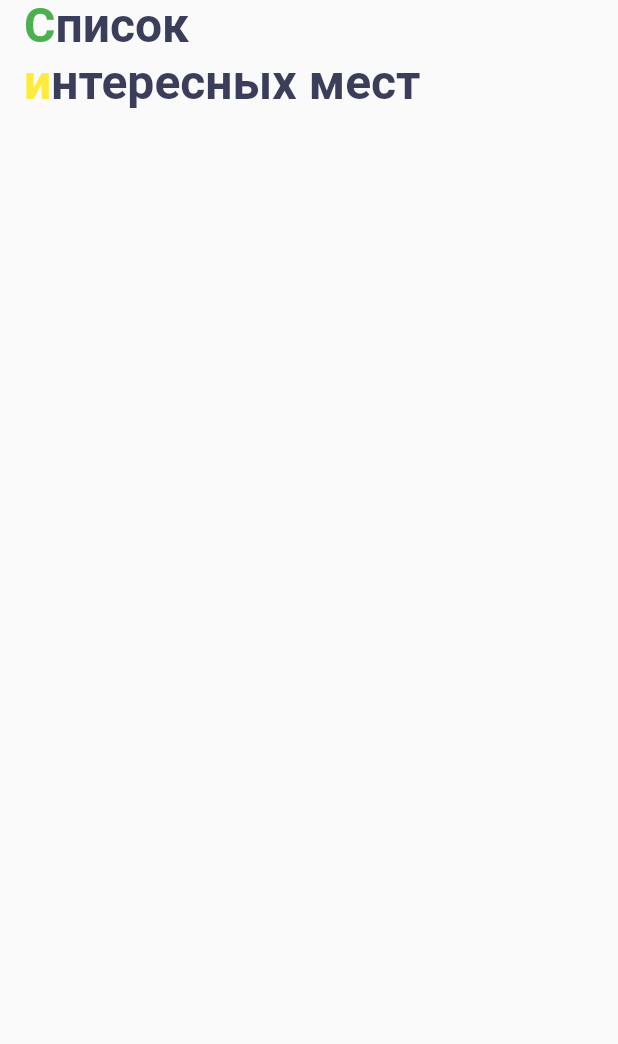
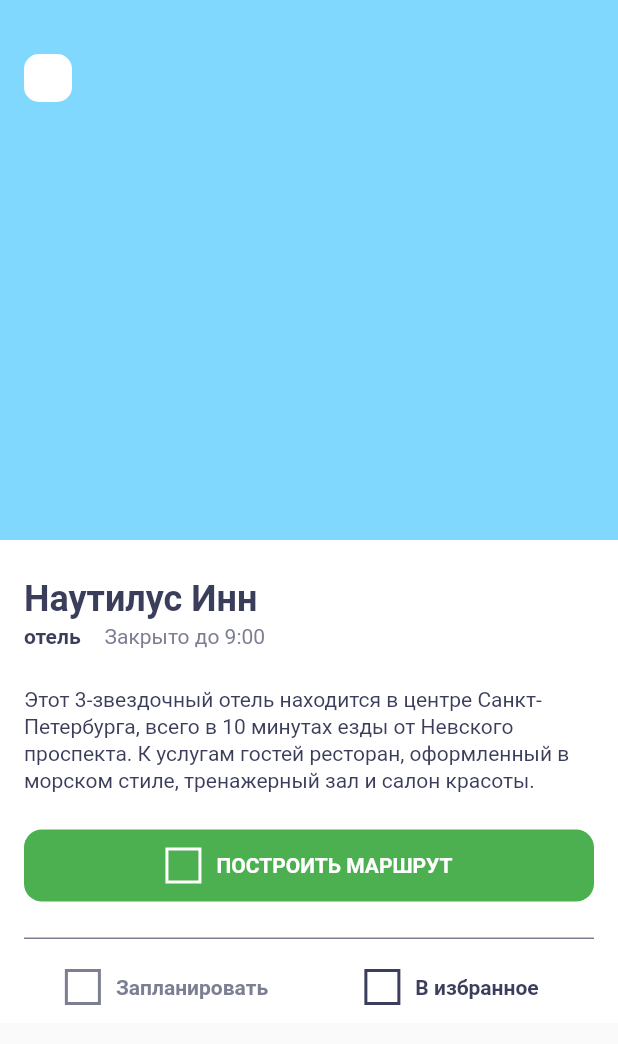
Before and after one commit to aterebov/surf-flutter-course-terebov, a Flutter app: the screen it shows after launch, on a phone screen of 412 x 824 dp. Shown: the top 1044 px of the screen. Run offline on Flutter 3.47's test engine with Material 2 defaults, Android fonts, the phone set to English and light mode, and no system bars.

Commit message:
Add mosks data, sight card, list, detail

```diff
--- a/places/lib/domain/sight.dart
+++ b/places/lib/domain/sight.dart
@@ -1,11 +1,18 @@
 // Sight - модель данных
 class Sight {
-  String name;
-  double lat; // широта
-  double lon; // долгота
-  String url;
-  String detail;
-  String type;
+  final String name;
+  final double lat; // Широта
+  final double lon; // Долгота
+  final String url;
+  final String detail;
+  final String type; // Пока просто String
 
-  Sight(this.name, this.lat, this.lon, this.url, this.detail, this.type);
+  Sight({
+    this.name,
+    this.lat,
+    this.lon,
+    this.url,
+    this.detail,
+    this.type,
+  });
 }
--- a/places/lib/main.dart
+++ b/places/lib/main.dart
@@ -1,4 +1,6 @@
 import 'package:flutter/material.dart';
+import 'package:places/mocks.dart';
+import 'package:places/ui/screen/sight_detail.dart';
 import 'package:places/ui/screen/sight_list_screen.dart';
 
 void main() {
@@ -10,7 +12,7 @@ class App extends StatelessWidget {
   Widget build(BuildContext context) {
     return MaterialApp(
       title: 'App title',
-      home: SightListScreen(),
+      home: SightDetail(sight: mocks[1]), // SightListScreen(),
     );
   }
 }
--- a/places/lib/mocks.dart
+++ b/places/lib/mocks.dart
@@ -3,35 +3,39 @@ import 'package:places/domain/sight.dart';
 // Заглушка с тестовыми данными
 final List mocks = [
   Sight(
-    'Пряности и радости',
-    59.958406,
-    30.321156,
-    'https://ginza.ru/spb',
-    'На двух этажах «Пряностей» нарядно и по-домашнему. Уютно и тепло во всех залах: и в крытой мансарде среди разноцветных стульев под вьющейся зеленью, и в каминном зале, где от пола до потолка шкафы ломятся от вина, и в большом зале, где в канареечных горшках расселись фикусы, а в нишах поместились важные синие попугаи.',
-    'ресторан',
+    name: 'Пряности и радости',
+    lat: 59.958406,
+    lon: 30.321156,
+    url: 'https://ginza.ru/spb',
+    detail:
+        'На двух этажах «Пряностей» нарядно и по-домашнему. Уютно и тепло во всех залах: и в крытой мансарде среди разноцветных стульев под вьющейся зеленью, и в каминном зале, где от пола до потолка шкафы ломятся от вина, и в большом зале, где в канареечных горшках расселись фикусы, а в нишах поместились важные синие попугаи.',
+    type: 'ресторан',
   ),
   Sight(
-    'Наутилус Инн',
-    59.922061,
-    30.416886,
-    'https://www.nautilus-inn.ru/',
-    'Этот 3-звездочный отель находится в центре Санкт-Петербурга, всего в 10 минутах езды от Невского проспекта. К услугам гостей ресторан, оформленный в морском стиле, тренажерный зал и салон красоты.',
-    'отель',
+    name: 'Наутилус Инн',
+    lat: 59.922061,
+    lon: 30.416886,
+    url: 'https://www.nautilus-inn.ru/',
+    detail:
+        'Этот 3-звездочный отель находится в центре Санкт-Петербурга, всего в 10 минутах езды от Невского проспекта. К услугам гостей ресторан, оформленный в морском стиле, тренажерный зал и салон красоты.',
+    type: 'отель',
   ),
   Sight(
-    'Музей железных дорог России',
-    59.905666,
-    30.297802,
-    'https://rzd-museum.ru/',
-    'Наш музейный комплекс — главный железнодорожный музей России и один из крупнейших музеев железных дорог в мире. Торжественное открытие, приуроченное к 180-летию железных дорог России, состоялось 30 октября 2017 года.',
-    'музей',
+    name: 'Музей железных дорог России',
+    lat: 59.905666,
+    lon: 30.297802,
+    url: 'https://rzd-museum.ru/',
+    detail:
+        'Наш музейный комплекс — главный железнодорожный музей России и один из крупнейших музеев железных дорог в мире. Торжественное открытие, приуроченное к 180-летию железных дорог России, состоялось 30 октября 2017 года.',
+    type: 'музей',
   ),
   Sight(
-    'Летний сад',
-    59.950482,
-    30.348966,
-    'https://rusmuseum.ru/summer-garden/',
-    'Летний сад — любимое детище Петра I, жемчужина в парковом ожерелье Петербурга.',
-    'особое место',
+    name: 'Летний сад',
+    lat: 59.950482,
+    lon: 30.348966,
+    url: 'https://rusmuseum.ru/summer-garden/',
+    detail:
+        'Летний сад — любимое детище Петра I, жемчужина в парковом ожерелье Петербурга.',
+    type: 'особое место',
   ),
 ];
--- a/places/lib/ui/res/text_styles.dart
+++ b/places/lib/ui/res/text_styles.dart
@@ -1,3 +1,4 @@
+import 'package:flutter/material.dart';
 import 'package:flutter/painting.dart';
 
 /// Стили текстов
@@ -9,3 +10,59 @@ TextStyle _text = const TextStyle(
 //Bold
     textBold = _text.copyWith(fontWeight: FontWeight.w700),
     textBold32 = textBold.copyWith(fontSize: 32.0);
+
+const textSightCardName = TextStyle(
+  fontStyle: FontStyle.normal,
+  color: Color(0xFF3B3E5B),
+  fontWeight: FontWeight.w500,
+  fontSize: 16,
+  height: 20.0 / 16.0,
+);
+
+const textSightCardType = TextStyle(
+  fontStyle: FontStyle.normal,
+  color: Colors.white,
+  fontWeight: FontWeight.w700,
+  fontSize: 14,
+  height: 18.0 / 14.0,
+);
+
+const textSightCardDetail = TextStyle(
+  fontStyle: FontStyle.normal,
+  color: Color(0xFF7C7E92),
+  fontWeight: FontWeight.w400,
+  fontSize: 14,
+  height: 18.0 / 14.0,
+);
+
+const textSightDetailName = TextStyle(
+  fontStyle: FontStyle.normal,
+  color: Color(0xFF3B3E5B),
+  fontWeight: FontWeight.w700,
+  fontSize: 24,
+  height: 28.8 / 24.0,
+);
+
+const textSightDetailType = TextStyle(
+  fontStyle: FontStyle.normal,
+  color: Color(0xFF3B3E5B),
+  fontWeight: FontWeight.w700,
+  fontSize: 14,
+  height: 18.0 / 14.0,
+);
+
+const textSightDetailWorktime = TextStyle(
+  fontStyle: FontStyle.normal,
+  color: Color(0xFF7C7E92),
+  fontWeight: FontWeight.w400,
+  fontSize: 14,
+  height: 18.0 / 14.0,
+);
+
+const textSightDetailDetail = TextStyle(
+  fontStyle: FontStyle.normal,
+  color: Color(0xFF3B3E5B),
+  fontWeight: FontWeight.w400,
+  fontSize: 14,
+  height: 18.0 / 14.0,
+);
--- /dev/null
+++ b/places/lib/ui/screen/sight_detail.dart
@@ -0,0 +1,232 @@
+import 'package:flutter/material.dart';
+import 'package:places/domain/sight.dart';
+import 'package:places/ui/res/text_styles.dart';
+
+class SightDetail extends StatelessWidget {
+  final Sight sight;
+
+  SightDetail({this.sight});
+
+  @override
+  Widget build(BuildContext context) {
+    return Scaffold(
+      body: SingleChildScrollView(
+        child: Container(
+          color: Colors.white,
+          child: Column(
+            children: [
+              Stack(
+                children: [
+                  Container(
+                    height: 360,
+                    color: Colors.lightBlueAccent[100],
+                  ),
+                  Positioned(
+                    left: 16,
+                    top: 36,
+                    child: Container(
+                      width: 32,
+                      height: 32,
+                      decoration: BoxDecoration(
+                        color: Colors.white,
+                        borderRadius: BorderRadius.circular(10.0),
+                      ),
+                    ),
+                  ),
+                ],
+              ),
+              Padding(
+                padding: const EdgeInsets.fromLTRB(16, 24, 16, 0),
+                child: Column(
+                  children: [
+                    Container(
+                      child: Column(
+                        crossAxisAlignment: CrossAxisAlignment.start,
+                        children: [
+                          Text(
+                            sight.name,
+                            style: textSightDetailName,
+                          ),
+                          Container(
+                            height: 2,
+                          ),
+                          Row(
+                            children: [
+                              Text(
+                                sight.type,
+                                style: textSightDetailType,
+                              ),
+                              Container(width: 16),
+                              // Заглушка - пока непонятно как получать эти данные - может дальше будет в курсе
+                              // временно - поэтому не унесено в текстовые константы
+                              Text(
+                                "Закрыто до 9:00",
+                                style: textSightDetailWorktime,
+                              ),
+                            ],
+                          ),
+                        ],
+                      ),
+                    ),
+                    Container(
+                      margin: const EdgeInsets.only(top: 24.0),
+                      child: Text(
+                        sight.detail,
+                        style: textSightDetailDetail,
+                      ),
+                    ),
+                    Container(
+                      margin: const EdgeInsets.only(top: 24.0),
+                      child: TempButtonBuildRoute(),
+                    ),
+                    Container(
+                      height: 1,
+                      margin: const EdgeInsets.only(top: 24.0),
+                      color: Color(0xFF7C7E92),
+                    ),
+                    Container(
+                      height: 48,
+                      margin: const EdgeInsets.only(top: 8.0),
+                      child: Row(
+                        children: [
+                          Expanded(
+                            child: TempButtonPlan(),
+                          ),
+                          Expanded(
+                            child: TempButtonAddFavorites(),
+                          ),
+                        ],
+                      ),
+                    ),
+                  ],
+                ),
+              ),
+            ],
+          ),
+        ),
+      ),
+    );
+  }
+}
+
+// Заглушка кнопки Построить маршрут
+// временно - поэтому текстовые строки и стили не вынесены в отдельные файлы
+class TempButtonBuildRoute extends StatelessWidget {
+  const TempButtonBuildRoute({Key key}) : super(key: key);
+
+  @override
+  Widget build(BuildContext context) {
+    return Container(
+      height: 48,
+      decoration: BoxDecoration(
+        color: Color(0xFF4CAF50),
+        borderRadius: BorderRadius.circular(12.0),
+      ),
+      child: Row(
+        mainAxisAlignment: MainAxisAlignment.center,
+        children: [
+          Container(
+            width: 24,
+            height: 24,
+            decoration: BoxDecoration(
+              border: Border.all(
+                color: Colors.white,
+                width: 2,
+              ),
+            ),
+          ),
+          Container(width: 10),
+          Text(
+            "ПОСТРОИТЬ МАРШРУТ",
+            style: const TextStyle(
+              fontStyle: FontStyle.normal,
+              color: Colors.white,
+              fontWeight: FontWeight.w700,
+              fontSize: 14,
+              height: 18.0 / 14.0,
+              decoration: TextDecoration.none,
+            ),
+          ),
+        ],
+      ),
+    );
+  }
+}
+
+// Заглушка кнопки Запланировать
+// временно - поэтому текстовые строки и стили не вынесены в отдельные файлы
+class TempButtonPlan extends StatelessWidget {
+  const TempButtonPlan({Key key}) : super(key: key);
+
+  @override
+  Widget build(BuildContext context) {
+    return Container(
+      child: Row(
+        mainAxisAlignment: MainAxisAlignment.center,
+        children: [
+          Container(
+            width: 24,
+            height: 24,
+            decoration: BoxDecoration(
+              border: Border.all(
+                color: Color(0xFF7C7E92),
+                width: 2,
+              ),
+            ),
+          ),
+          Container(width: 10),
+          Text(
+            "Запланировать",
+            style: const TextStyle(
+              fontStyle: FontStyle.normal,
+              color: Color(0xFF7C7E92),
+              fontWeight: FontWeight.w700,
+              fontSize: 14,
+              height: 18.0 / 14.0,
+              decoration: TextDecoration.none,
+            ),
+          ),
+        ],
+      ),
+    );
+  }
+}
+
+// Заглушка кнопки В избранное
+// временно - поэтому текстовые строки и стили не вынесены в отдельные файлы
+class TempButtonAddFavorites extends StatelessWidget {
+  const TempButtonAddFavorites({Key key}) : super(key: key);
+
+  @override
+  Widget build(BuildContext context) {
+    return Container(
+      child: Row(
+        mainAxisAlignment: MainAxisAlignment.center,
+        children: [
+          Container(
+            width: 24,
+            height: 24,
+            decoration: BoxDecoration(
+              border: Border.all(
+                color: Color(0xFF3B3E5C),
+                width: 2,
+              ),
+            ),
+          ),
+          Container(width: 10),
+          Text(
+            "В избранное",
+            style: const TextStyle(
+              fontStyle: FontStyle.normal,
+              color: Color(0xFF3B3E5C),
+              fontWeight: FontWeight.w700,
+              fontSize: 14,
+              height: 18.0 / 14.0,
+              decoration: TextDecoration.none,
+            ),
+          ),
+        ],
+      ),
+    );
+  }
+}
--- a/places/lib/ui/screen/sight_list_screen.dart
+++ b/places/lib/ui/screen/sight_list_screen.dart
@@ -1,6 +1,8 @@
 import 'package:flutter/material.dart';
+import 'package:places/mocks.dart';
 import 'package:places/ui/res/text_styles.dart';
 import 'package:places/ui/res/strings.dart';
+import 'package:places/ui/screen/sight_card.dart';
 
 class SightListScreen extends StatefulWidget {
   @override
@@ -12,39 +14,28 @@ class _SightListScreenState extends State<SightListScreen> {
   Widget build(BuildContext context) {
     return Scaffold(
       appBar: AppBar(
-        title: RichText(
-          text: TextSpan(
-            // appBarText,
+        title: Container(
+          margin: EdgeInsets.only(top: 40, bottom: 16),
+          child: Text(
+            appBarText,
             style: textBold32,
-            children: [
-              TextSpan(
-                children: [
-                  TextSpan(
-                    text: 'С',
-                    style: TextStyle(color: Colors.green),
-                  ),
-                  TextSpan(
-                    text: 'писок\n',
-                  ),
-                ],
-              ),
-              TextSpan(
-                children: [
-                  TextSpan(
-                    text: 'и',
-                    style: TextStyle(color: Colors.yellow),
-                  ),
-                  TextSpan(
-                    text: 'нтересных мест',
-                  ),
-                ],
-              ),
-            ],
           ),
         ),
         backgroundColor: Colors.transparent,
         shadowColor: Colors.transparent,
-        toolbarHeight: 72,
+        toolbarHeight: 128, // 64 - 24 + 72 + 16
+      ),
+      body: SingleChildScrollView(
+        child: Padding(
+          padding: const EdgeInsets.symmetric(horizontal: 16.0),
+          child: Column(
+            children: mocks
+                .map((e) => Padding(
+                    padding: const EdgeInsets.only(bottom: 16.0),
+                    child: SightCard(sight: e)))
+                .toList(),
+          ),
+        ),
       ),
     );
   }
```
Also changed, not shown: places/lib/ui/screen/sight_card.dart (added, +75 -0 lines).
